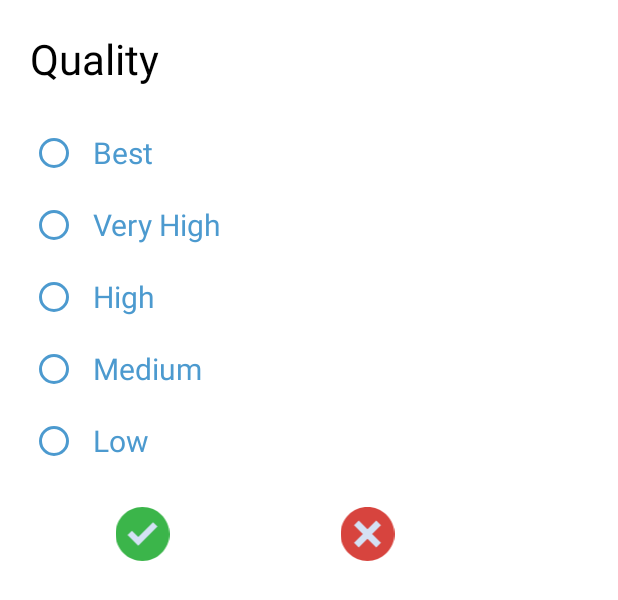
After one commit to trantuan2703/demoImageConverter, an Android app: the layout dialog_quality.xml on its own in the app's theme, with its tools: preview values and no code run, on a phone screen of 412 x 824 dp. The commit adds this screen. Shown: the top 600 px of the screen. Run offline under Robolectric (Android 15) with nearby library versions, the phone set to English and light mode, and no system bars.

```diff
--- a/app/src/main/java/com/example/demoimagesconveter/view/Setting/SettingActivity.java
+++ b/app/src/main/java/com/example/demoimagesconveter/view/Setting/SettingActivity.java
@@ -170,7 +170,7 @@ public class SettingActivity extends BaseActivity {
         yourTypeFormat=preferences.getString(KEY_SHARED_PREFERENCE_TYPE_FORMAT,"JPEG");
         yourQuality =preferences.getString(KEY_SHARED_PREFERENCE_QUALITY,"High");
         yourSize = preferences.getString(KEY_SHARED_PREFERENCE_SIZE,"1x");
-        Log.d("TEST_SP","type: "+yourTypeFormat+"-quality: "+ yourQuality+"-size: ");
+        Log.d("TEST_SP","type: "+yourTypeFormat+"-quality: "+ yourQuality+"-size: "+yourSize);
         tvFileFormat.setText(yourTypeFormat);
         tvQuality.setText(yourQuality);
         tvSize.setText(yourSize);
@@ -183,5 +183,6 @@ public class SettingActivity extends BaseActivity {
         dialog.dismiss();
         textView.setText(value);
         showtoast("Changing successfully!");
+        Log.d("TEST_SP","type: "+yourTypeFormat+"-quality: "+ yourQuality+"-size: "+yourSize);
     }
 }
--- /dev/null
+++ b/app/src/main/res/layout/dialog_quality.xml
@@ -0,0 +1,102 @@
+<LinearLayout xmlns:tools="http://schemas.android.com/tools"
+    android:layout_height="wrap_content"
+    android:layout_width="match_parent"
+    xmlns:android="http://schemas.android.com/apk/res/android"
+    android:orientation="vertical">
+    <TextView
+        android:layout_width="wrap_content"
+        android:layout_height="wrap_content"
+        android:text="@string/Quality"
+        android:textColor="@color/black"
+        android:textSize="28sp"
+        android:layout_margin="20dp">
+    </TextView>
+    <RadioGroup
+        android:id="@+id/rg_quality_change"
+        android:layout_width="match_parent"
+        android:layout_height="wrap_content"
+        android:orientation="vertical">
+        <RadioButton
+            android:id="@+id/rb_best"
+            android:layout_marginStart="20dp"
+            android:layout_width="wrap_content"
+            android:layout_height="wrap_content"
+            android:text="@string/Best"
+            android:textSize="20sp"
+            android:paddingStart="10dp"
+            tools:ignore="RtlSymmetry"
+            android:textColor="@color/blue_1"
+            android:buttonTint="@color/blue_1">
+        </RadioButton>
+        <RadioButton
+            android:id="@+id/rb_very_high"
+            android:layout_marginStart="20dp"
+            android:layout_width="wrap_content"
+            android:layout_height="wrap_content"
+            android:text="@string/very_high"
+            android:textSize="20sp"
+            android:paddingStart="10dp"
+            android:textColor="@color/blue_1"
+            android:buttonTint="@color/blue_1"
+            tools:ignore="RtlSymmetry">
+        </RadioButton>
+        <RadioButton
+            android:id="@+id/rb_high"
+            android:layout_marginStart="20dp"
+            android:layout_width="wrap_content"
+            android:layout_height="wrap_content"
+            android:text="@string/high"
+            android:textSize="20sp"
+            android:paddingStart="10dp"
+            android:textColor="@color/blue_1"
+            android:buttonTint="@color/blue_1"
+            tools:ignore="RtlSymmetry">
+        </RadioButton>
+        <RadioButton
+            android:id="@+id/rb_medium"
+            android:layout_marginStart="20dp"
+            android:layout_width="wrap_content"
+            android:layout_height="wrap_content"
+            android:text="@string/medium"
+            android:textSize="20sp"
+            android:paddingStart="10dp"
+            android:textColor="@color/blue_1"
+            android:buttonTint="@color/blue_1"
+            tools:ignore="RtlSymmetry">
+        </RadioButton>
+        <RadioButton
+            android:id="@+id/rb_low"
+            android:layout_marginStart="20dp"
+            android:layout_width="wrap_content"
+            android:layout_height="wrap_content"
+            android:text="@string/low"
+            android:textSize="20sp"
+            android:paddingStart="10dp"
+            android:textColor="@color/blue_1"
+            android:buttonTint="@color/blue_1"
+            tools:ignore="RtlSymmetry">
+        </RadioButton>
+    </RadioGroup>
+    <LinearLayout
+        android:layout_margin="20dp"
+        android:layout_width="300dp"
+        android:layout_height="wrap_content"
+        android:gravity="center_horizontal">
+        <ImageView
+            android:id="@+id/imv_dialog_quality_check"
+            android:src="@drawable/ic_check"
+            android:layout_width="36dp"
+            android:layout_height="36dp"
+            android:layout_weight="1"
+            android:elevation="2dp">
+        </ImageView>
+        <ImageView
+            android:id="@+id/imv_dialog_quality_close"
+            android:src="@drawable/ic_close"
+            android:layout_width="36dp"
+            android:layout_height="36dp"
+            android:layout_weight="1"
+            android:elevation="2dp">
+        </ImageView>
+    </LinearLayout>
+</LinearLayout>
```
Also changed, not shown: app/src/main/java/com/example/demoimagesconveter/view/Capture/OpenVideoFolders.java (+48 -8 lines), app/src/main/res/drawable/ic_take_photo.xml (added, +9 -0 lines), app/src/main/res/layout/dialog_file_format.xml (added, +66 -0 lines), app/src/main/res/layout/dialog_size.xml (added, +102 -0 lines).
